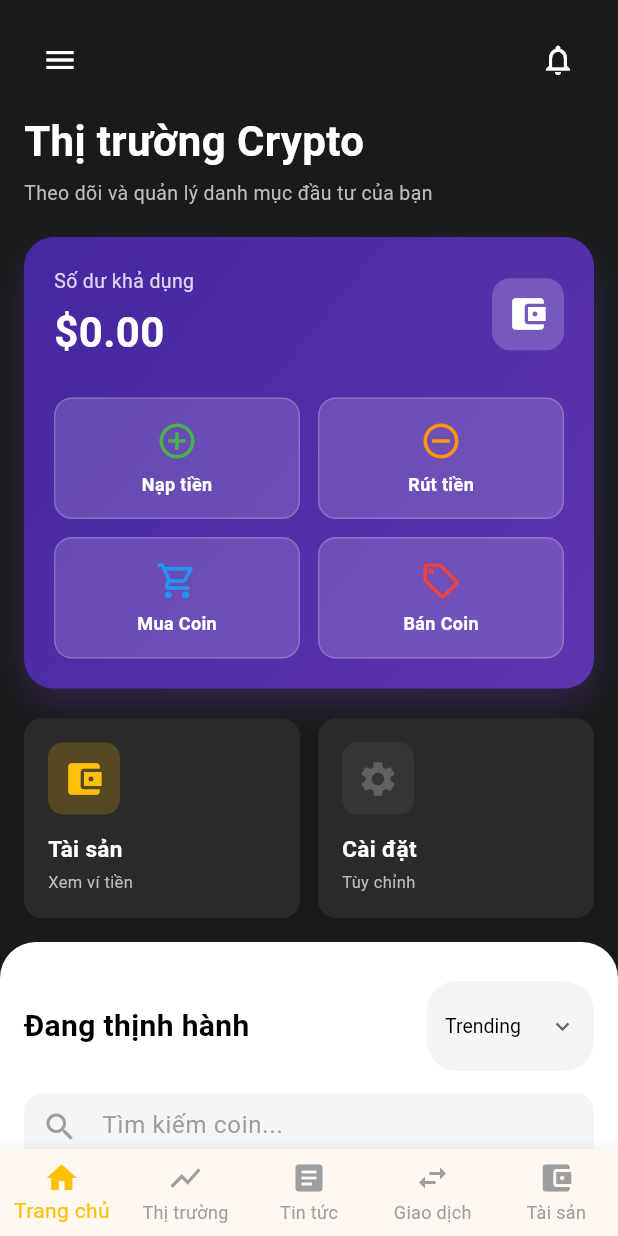
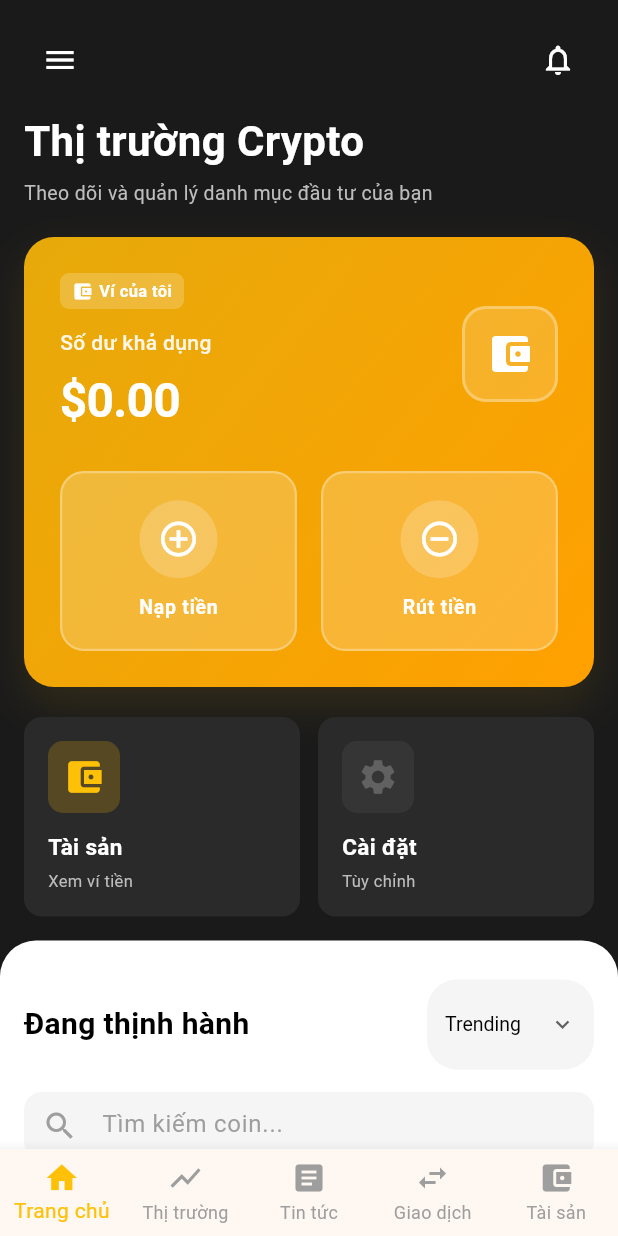
Before and after one commit to tanbentam/LAPTRINHMOBILE_N06_K17_NHOM15, a Flutter app: the screen it shows once a user with an empty profile is signed in, on a phone screen of 412 x 824 dp. Run offline on Flutter 3.47's test engine with Material 3 defaults, Android fonts, the phone set to English and light mode, and no system bars; our stand-ins replace cached_network_image, cloud_firestore, firebase_auth, firebase_core, firebase_messaging, fl_chart and 1 more; accounts and stored records are empty; network calls fail.

Commit message:
Trang tri lai home page

```diff
--- a/lib/pages/home_page.dart
+++ b/lib/pages/home_page.dart
@@ -13,8 +13,6 @@ import 'assets_page.dart';
 import 'notification_center_page.dart';
 import 'deposit_page.dart';
 import 'withdraw_page.dart';
-import 'market_page.dart';
-import 'trade_page.dart';
 import '../settings/settings_page.dart';
 class HomePage extends StatefulWidget {
   const HomePage({super.key});
@@ -540,12 +538,12 @@ class _HomePageState extends State<HomePage> {
         final balance = snapshot.data?.balance ?? 0.0;
 
         return Container(
-          padding: const EdgeInsets.all(20),
+          padding: const EdgeInsets.all(24),
           decoration: BoxDecoration(
-            gradient: LinearGradient(
+            gradient: const LinearGradient(
               colors: [
-                Colors.deepPurple.shade800,
-                Colors.deepPurple.shade600,
+                Color(0xF9EBAD0A), // Amber dark
+                Color(0xFFFFA000), // Amber deeper
               ],
               begin: Alignment.topLeft,
               end: Alignment.bottomRight,
@@ -553,9 +551,9 @@ class _HomePageState extends State<HomePage> {
             borderRadius: BorderRadius.circular(20),
             boxShadow: [
               BoxShadow(
-                color: Colors.deepPurple.withOpacity(0.3),
-                blurRadius: 20,
-                offset: const Offset(0, 10),
+                color: Colors.amber.withOpacity(0.1),
+                blurRadius: 24,
+                offset: const Offset(0, 12),
               ),
             ],
           ),
@@ -565,44 +563,82 @@ class _HomePageState extends State<HomePage> {
               Row(
                 mainAxisAlignment: MainAxisAlignment.spaceBetween,
                 children: [
-                  Column(
+                  Expanded(
+                    child: Column(
                       crossAxisAlignment: CrossAxisAlignment.start,
                       children: [
+                        Row(
+                          children: [
+                            Container(
+                              padding: const EdgeInsets.symmetric(horizontal: 8, vertical: 4),
+                              decoration: BoxDecoration(
+                                color: Colors.white.withOpacity(0.2),
+                                borderRadius: BorderRadius.circular(6),
+                              ),
+                              child: const Row(
+                                mainAxisSize: MainAxisSize.min,
+                                children: [
+                                  Icon(Icons.account_balance_wallet,
+                                    color: Colors.white,
+                                    size: 14,
+                                  ),
+                                  SizedBox(width: 4),
+                                  Text(
+                                    'Ví của tôi',
+                                    style: TextStyle(
+                                      color: Colors.white,
+                                      fontSize: 11,
+                                      fontWeight: FontWeight.w600,
+                                    ),
+                                  ),
+                                ],
+                              ),
+                            ),
+                          ],
+                        ),
+                        const SizedBox(height: 12),
                         Text(
                           'Số dư khả dụng',
                           style: TextStyle(
-                          color: Colors.white.withOpacity(0.8),
-                          fontSize: 13,
+                            color: Colors.white.withOpacity(0.9),
+                            fontSize: 14,
+                            fontWeight: FontWeight.w500,
                           ),
                         ),
-                      const SizedBox(height: 4),
+                        const SizedBox(height: 6),
                         Text(
                           currencyFormat.format(balance),
                           style: const TextStyle(
                             color: Colors.white,
-                          fontSize: 28,
+                            fontSize: 32,
                             fontWeight: FontWeight.bold,
+                            letterSpacing: -0.5,
                           ),
                         ),
                       ],
                     ),
+                  ),
                   Container(
-                    padding: const EdgeInsets.all(10),
+                    padding: const EdgeInsets.all(14),
                     decoration: BoxDecoration(
-                      color: Colors.white.withOpacity(0.2),
-                      borderRadius: BorderRadius.circular(12),
+                      color: Colors.white.withOpacity(0.15),
+                      borderRadius: BorderRadius.circular(16),
+                      border: Border.all(
+                        color: Colors.white.withOpacity(0.3),
+                        width: 2,
+                      ),
                     ),
                     child: const Icon(
-                      Icons.account_balance_wallet,
+                      Icons.account_balance_wallet_rounded,
                       color: Colors.white,
-                      size: 28,
+                      size: 32,
                     ),
                   ),
                 ],
               ),
               const SizedBox(height: 24),
 
-              // Action Buttons Grid
+              // Action Buttons - Chỉ Nạp và Rút
               Row(
                 children: [
                   Expanded(
@@ -610,7 +646,7 @@ class _HomePageState extends State<HomePage> {
                       context: context,
                       icon: Icons.add_circle_outline,
                       label: 'Nạp tiền',
-                      color: Colors.green,
+                      color: Colors.white,
                       onTap: () {
                         Navigator.push(
                           context,
@@ -619,51 +655,17 @@ class _HomePageState extends State<HomePage> {
                       },
                     ),
                   ),
-                  const SizedBox(width: 12),
+                  const SizedBox(width: 16),
                   Expanded(
                     child: _buildQuickActionButton(
                       context: context,
                       icon: Icons.remove_circle_outline,
                       label: 'Rút tiền',
-                      color: Colors.orange,
+                      color: Colors.white,
                       onTap: () {
                         Navigator.push(
                           context,
                           MaterialPageRoute(builder: (context) => const WithdrawPage()),
-                        );
-                      },
-                    ),
-                  ),
-                ],
-              ),
-              const SizedBox(height: 12),
-              Row(
-                children: [
-                  Expanded(
-                    child: _buildQuickActionButton(
-                      context: context,
-                      icon: Icons.shopping_cart_outlined,
-                      label: 'Mua Coin',
-                      color: Colors.blue,
-                      onTap: () {
-                        Navigator.push(
-                          context,
-                          MaterialPageRoute(builder: (context) => const MarketPage()),
-                        );
-                      },
-                    ),
-                  ),
-                  const SizedBox(width: 12),
-                  Expanded(
-                    child: _buildQuickActionButton(
-                      context: context,
-                      icon: Icons.sell_outlined,
-                      label: 'Bán Coin',
-                      color: Colors.red,
-                      onTap: () {
-                        Navigator.push(
-                          context,
-                          MaterialPageRoute(builder: (context) => const TradePage()),
                         );
                       },
                     ),
@@ -684,33 +686,44 @@ class _HomePageState extends State<HomePage> {
     required Color color,
     required VoidCallback onTap,
   }) {
-    return InkWell(
+    return Material(
+      color: Colors.transparent,
+      child: InkWell(
         onTap: onTap,
-      borderRadius: BorderRadius.circular(12),
+        borderRadius: BorderRadius.circular(16),
         child: Container(
-        padding: const EdgeInsets.symmetric(vertical: 14),
+          padding: const EdgeInsets.symmetric(vertical: 18, horizontal: 12),
           decoration: BoxDecoration(
-          color: Colors.white.withOpacity(0.15),
-          borderRadius: BorderRadius.circular(12),
+            color: Colors.white.withOpacity(0.2),
+            borderRadius: BorderRadius.circular(16),
             border: Border.all(
-            color: Colors.white.withOpacity(0.2),
-            width: 1,
+              color: Colors.white.withOpacity(0.3),
+              width: 1.5,
             ),
           ),
           child: Column(
             mainAxisSize: MainAxisSize.min,
             children: [
-            Icon(icon, color: color, size: 28),
-            const SizedBox(height: 6),
+              Container(
+                padding: const EdgeInsets.all(12),
+                decoration: BoxDecoration(
+                  color: Colors.white.withOpacity(0.2),
+                  shape: BoxShape.circle,
+                ),
+                child: Icon(icon, color: color, size: 28),
+              ),
+              const SizedBox(height: 10),
               Text(
                 label,
                 style: const TextStyle(
                   color: Colors.white,
-                fontSize: 12,
-                fontWeight: FontWeight.w600,
+                  fontSize: 13,
+                  fontWeight: FontWeight.bold,
+                  letterSpacing: 0.5,
                 ),
               ),
             ],
+          ),
         ),
       ),
     );
```
Lines whose indentation alone changed are shown as unchanged.
